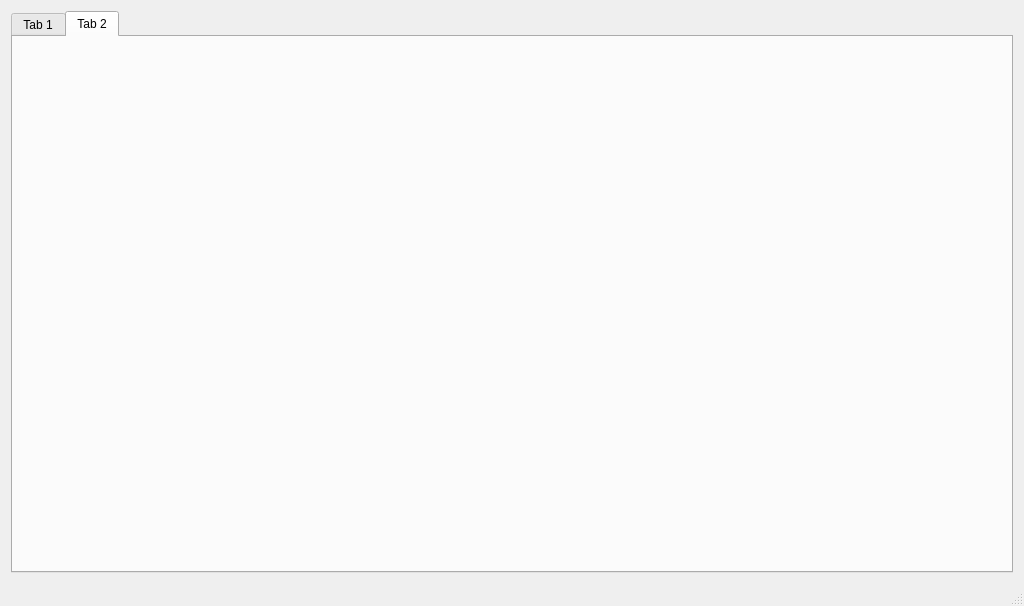
The window that rjmanager.ui (Mowei/RJManager) describes before a commit, drawn with Qt 5.
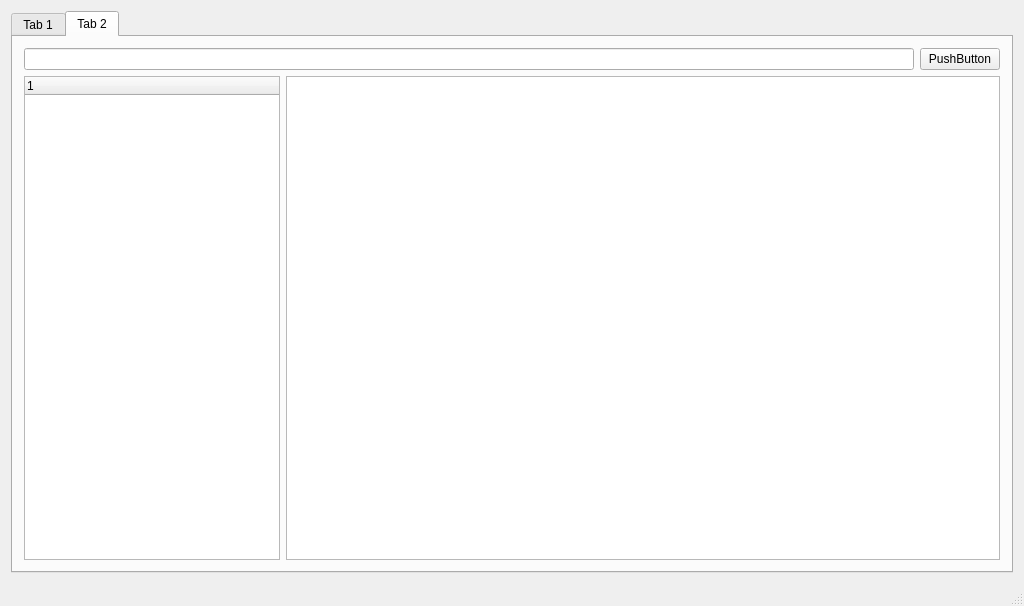
The same window after the commit. The open tabs and pages were chosen to show the change.

Commit message: add Tab2 and QTreeWidget

```diff
--- a/rjmanager.ui
+++ b/rjmanager.ui
@@ -193,6 +193,44 @@
        <attribute name="title">
         <string>Tab 2</string>
        </attribute>
+       <layout class="QVBoxLayout" name="verticalLayout_5">
+        <item>
+         <layout class="QHBoxLayout" name="horizontalLayout_7">
+          <item>
+           <widget class="QLineEdit" name="lineEdit"/>
+          </item>
+          <item>
+           <widget class="QPushButton" name="pushButton_3">
+            <property name="text">
+             <string>PushButton</string>
+            </property>
+           </widget>
+          </item>
+         </layout>
+        </item>
+        <item>
+         <layout class="QHBoxLayout" name="horizontalLayout_8">
+          <item>
+           <widget class="QTreeWidget" name="treeWidget">
+            <property name="sizePolicy">
+             <sizepolicy hsizetype="Fixed" vsizetype="Expanding">
+              <horstretch>0</horstretch>
+              <verstretch>0</verstretch>
+             </sizepolicy>
+            </property>
+            <column>
+             <property name="text">
+              <string notr="true">1</string>
+             </property>
+            </column>
+           </widget>
+          </item>
+          <item>
+           <widget class="QTableWidget" name="tableWidget"/>
+          </item>
+         </layout>
+        </item>
+       </layout>
       </widget>
      </widget>
     </item>
```
Left out of the diff: 3 changed lines with no effect on the pictures. The commit also changes 3 other files.
